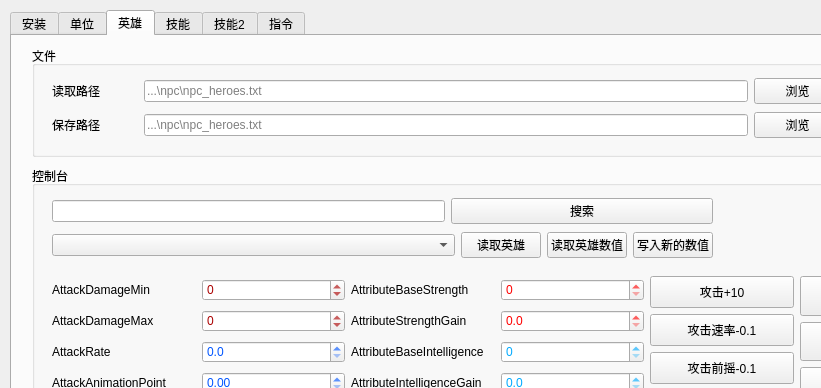
JeremyChim/Dota-Tool, file untitled.ui: the form before one commit; both pictures show x 0 to 821 and y 0 to 388 of the 979 by 789 pixel window.
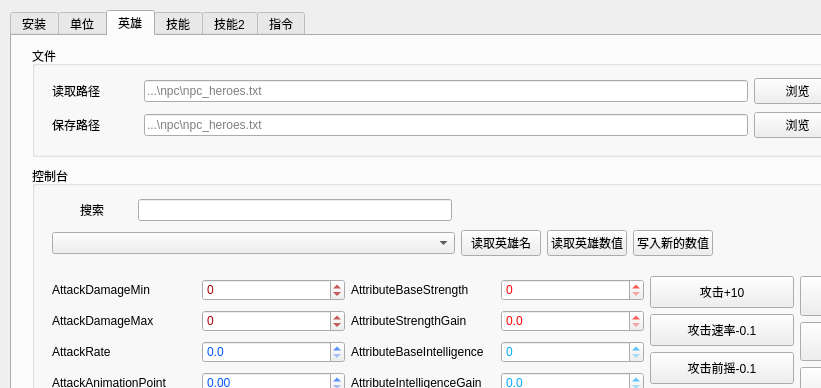
The form after the commit. The open tabs and pages were chosen to show the change.

Commit message: add search_hero

Patch:
```diff
--- a/untitled.ui
+++ b/untitled.ui
@@ -1726,17 +1726,51 @@
       </property>
       <layout class="QVBoxLayout" name="verticalLayout_22">
        <item>
-        <layout class="QHBoxLayout" name="horizontalLayout_68" stretch="3,2">
+        <layout class="QHBoxLayout" name="horizontalLayout_68" stretch="0,3,0">
          <item>
-          <widget class="QLineEdit" name="lineEdit_34"/>
-         </item>
-         <item>
-          <widget class="QPushButton" name="pushButton_65">
+          <widget class="QLabel" name="label_2">
+           <property name="sizePolicy">
+            <sizepolicy hsizetype="Preferred" vsizetype="Preferred">
+             <horstretch>0</horstretch>
+             <verstretch>0</verstretch>
+            </sizepolicy>
+           </property>
+           <property name="minimumSize">
+            <size>
+             <width>80</width>
+             <height>0</height>
+            </size>
+           </property>
+           <property name="maximumSize">
+            <size>
+             <width>16777215</width>
+             <height>16777215</height>
+            </size>
+           </property>
            <property name="text">
             <string>搜索</string>
            </property>
+           <property name="alignment">
+            <set>Qt::AlignCenter</set>
+           </property>
           </widget>
          </item>
+         <item>
+          <widget class="QLineEdit" name="search_hero_lineEdit"/>
+         </item>
+         <item>
+          <spacer name="horizontalSpacer">
+           <property name="orientation">
+            <enum>Qt::Horizontal</enum>
+           </property>
+           <property name="sizeHint" stdset="0">
+            <size>
+             <width>261</width>
+             <height>20</height>
+            </size>
+           </property>
+          </spacer>
+         </item>
         </layout>
        </item>
        <item>
@@ -1747,7 +1781,7 @@
          <item>
           <widget class="QPushButton" name="load_hero_name_pushButton">
            <property name="text">
-            <string>读取英雄</string>
+            <string>读取英雄名</string>
            </property>
           </widget>
          </item>
```
Left out of the diff: 10 changed lines with no effect on the pictures. The commit also changes 3 other files.
